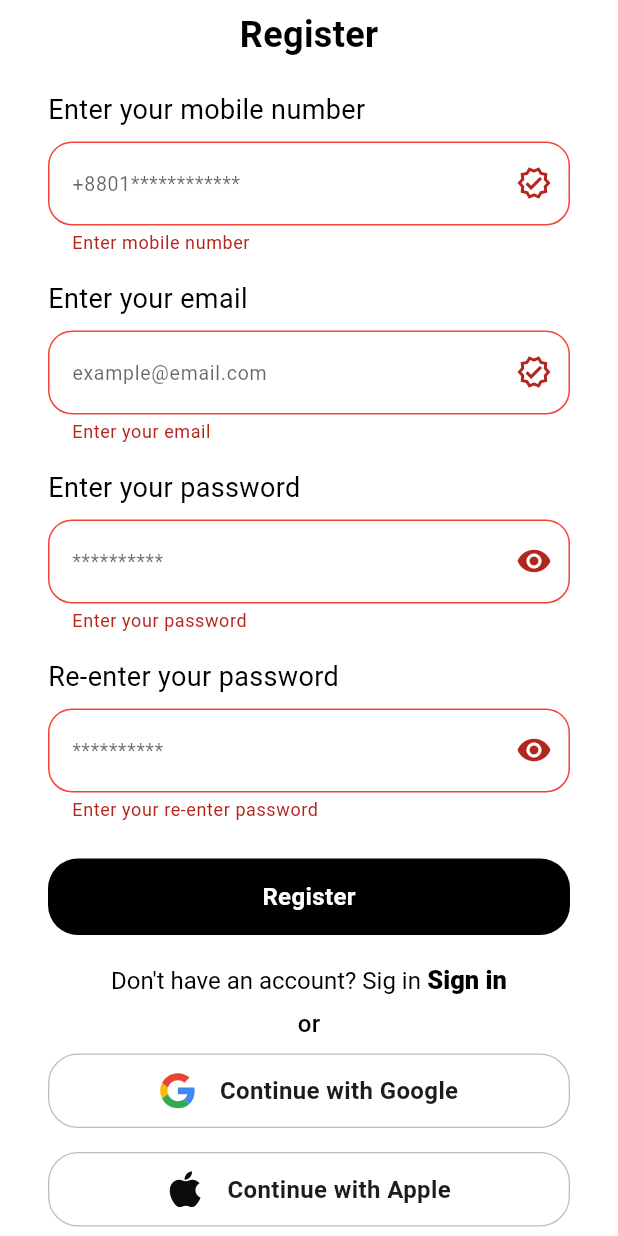
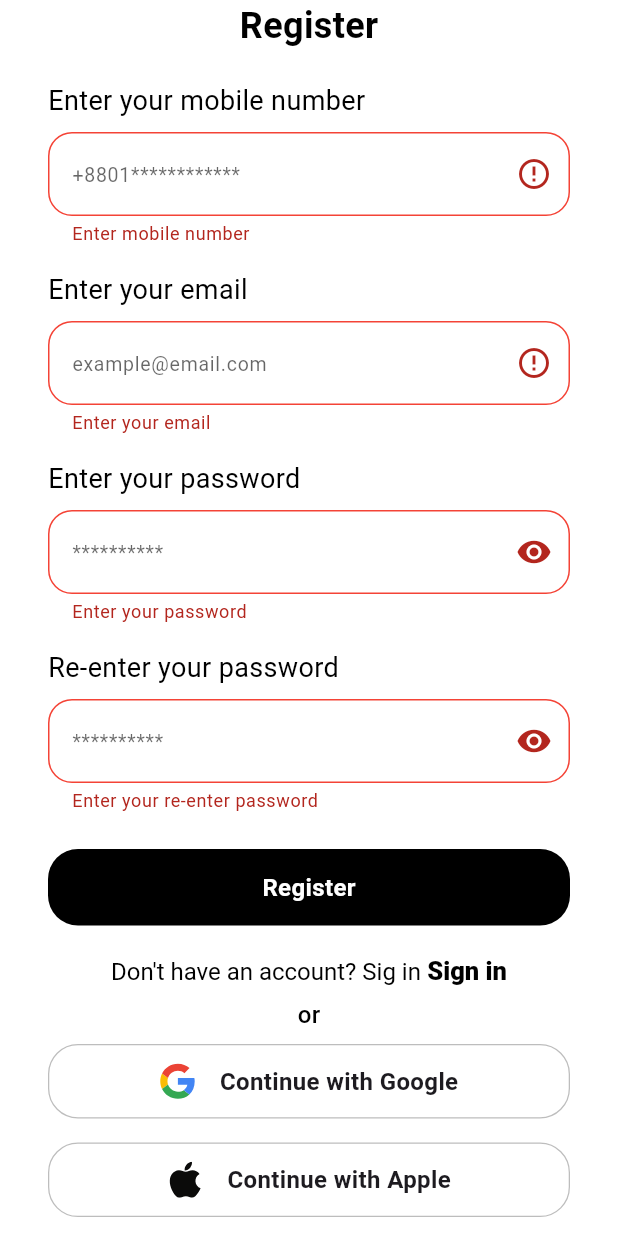
Before and after one commit to moobin136/flutter_batch16, a Flutter app: the screen it shows after launch, after a tap on "Register", on a phone screen of 412 x 824 dp. Run offline on Flutter 3.47's test engine with Material 3 defaults, Android fonts, the phone set to English and light mode, and no system bars; our stand-ins replace device_preview, flutter_svg; missing offline and left inert: dart:ffi.

Commit message:
Summary: Update `RegisterScreen` UI and upgrade dependencies
- Wrap `RegisterScreen` body in a `SingleChildScrollView` to prevent overflow on smaller screens.
- Update `CmTextField` icons in `RegisterScreen` to dynamically toggle between `verified_outlined` and `error_outline` based on field input.
- Enhance debug logging in `onTapRegister` to include form field values.
- Upgrade several Dart/Flutter dependencies in `pubspec.lock`, including `characters`, `clock`, `collection`, `intl`, and `leak_tracker`.
- Relax Dart SDK version constraint to `>=3.10.0-0 <4.0.0`.

```diff
--- a/lib/screen/register_screen.dart
+++ b/lib/screen/register_screen.dart
@@ -35,7 +35,8 @@ class _RegisterScreenState extends State<RegisterScreen> {
   Widget build(BuildContext context) {
     return Scaffold(
       backgroundColor: Colors.white,
-      body: SafeArea(
+      body: SingleChildScrollView(
+        child: SafeArea(
           child: Padding(
             padding: const EdgeInsets.symmetric(horizontal: 32.0),
             child: Column(
@@ -74,6 +75,7 @@ class _RegisterScreenState extends State<RegisterScreen> {
             ),
           ),
         ),
+      ),
     );
   }
 
@@ -90,7 +92,18 @@ class _RegisterScreenState extends State<RegisterScreen> {
             titleText: 'Enter your mobile number',
             hintText: '+8801************',
             child: GestureDetector(
-                onTap: () {}, child: const Icon(Icons.verified_outlined)),
+              onTap: () {
+                setState(() {
+                  _phoneNumberController.text.isNotEmpty;
+                  setState(() {});
+                });
+              },
+              child: Icon(
+                _phoneNumberController.text.isNotEmpty
+                    ? Icons.verified_outlined
+                    : Icons.error_outline,
+              ),
+            ),
           ),
           CmTextField(
             validator: (value) => validateField(value, 'Enter your email'),
@@ -98,7 +111,15 @@ class _RegisterScreenState extends State<RegisterScreen> {
             titleText: 'Enter your email',
             hintText: 'example@email.com',
             child: GestureDetector(
-                onTap: () {}, child: const Icon(Icons.verified_outlined)),
+              onTap: () {
+                setState(() {});
+              },
+              child: Icon(
+                _emailController.text.isNotEmpty
+                    ? Icons.verified_outlined
+                    : Icons.error_outline,
+              ),
+            ),
           ),
           CmTextField(
             validator: (value) => validateField(value, 'Enter your password'),
@@ -198,7 +219,11 @@ class _RegisterScreenState extends State<RegisterScreen> {
   void onTapRegister() {
     if (_globalKey.currentState!.validate()) {
       if (kDebugMode) {
-        print('Register');
+        print('Form is valid!');
+        print('Phone Number: ${_phoneNumberController.text}');
+        print('Email: ${_emailController.text}');
+        print('Password: ${_passwordController.text}');
+        print('Confirm Password: ${_confirmPasswordController.text}');
       }
     }
   }
```
Also changed, not shown: pubspec.lock. Lines whose indentation alone changed are shown as unchanged.
